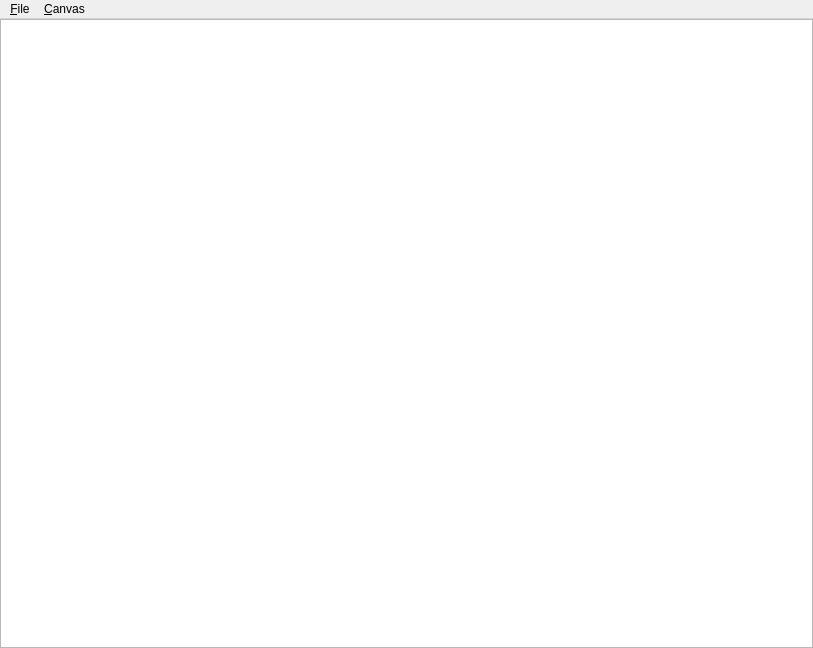
First picture: the form in patchcanvas/canvastestapp.ui, repository ccherrett/oom, before the edit.
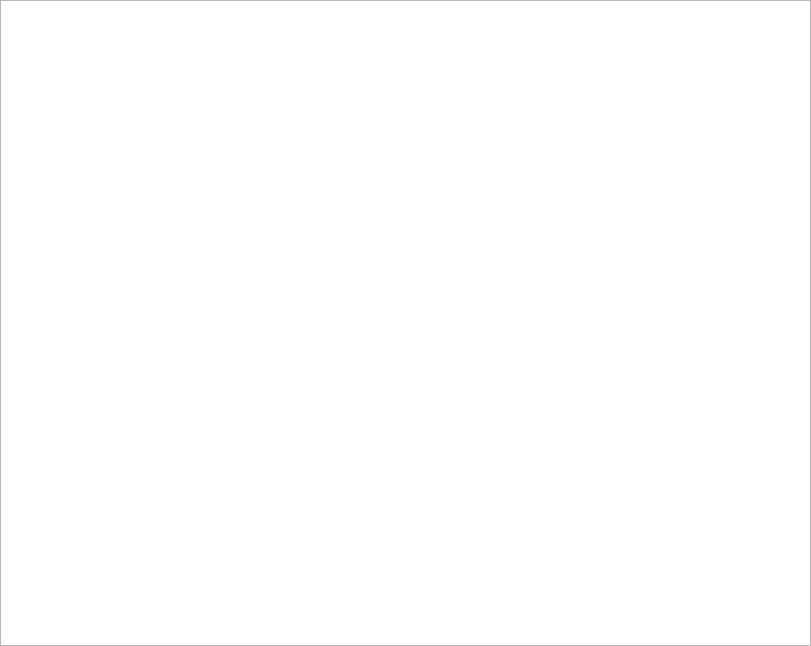
Second picture: the form after the edit.

```diff
--- a/patchcanvas/canvastestapp.ui
+++ b/patchcanvas/canvastestapp.ui
@@ -6,8 +6,8 @@
    <rect>
     <x>0</x>
     <y>0</y>
-    <width>813</width>
-    <height>648</height>
+    <width>811</width>
+    <height>646</height>
    </rect>
   </property>
   <property name="windowTitle">
@@ -26,40 +26,6 @@
     </item>
    </layout>
   </widget>
-  <widget class="QMenuBar" name="menuBar">
-   <property name="geometry">
-    <rect>
-     <x>0</x>
-     <y>0</y>
-     <width>813</width>
-     <height>20</height>
-    </rect>
-   </property>
-   <widget class="QMenu" name="menu_File">
-    <property name="title">
-     <string>&amp;File</string>
-    </property>
-    <addaction name="action_Quit"/>
-   </widget>
-   <widget class="QMenu" name="menu_Canvas">
-    <property name="title">
-     <string>&amp;Canvas</string>
-    </property>
-    <addaction name="action_Arrange"/>
-    <addaction name="separator"/>
-    <addaction name="action_Refresh"/>
-    <addaction name="separator"/>
-    <addaction name="actionZoom_Fit"/>
-    <addaction name="actionZoom_In"/>
-    <addaction name="actionZoom_Out"/>
-    <addaction name="actionZoom_100"/>
-    <addaction name="separator"/>
-    <addaction name="action_Print"/>
-    <addaction name="action_Save_Image"/>
-   </widget>
-   <addaction name="menu_File"/>
-   <addaction name="menu_Canvas"/>
-  </widget>
   <action name="action_Quit">
    <property name="text">
     <string>&amp;Quit</string>
```
